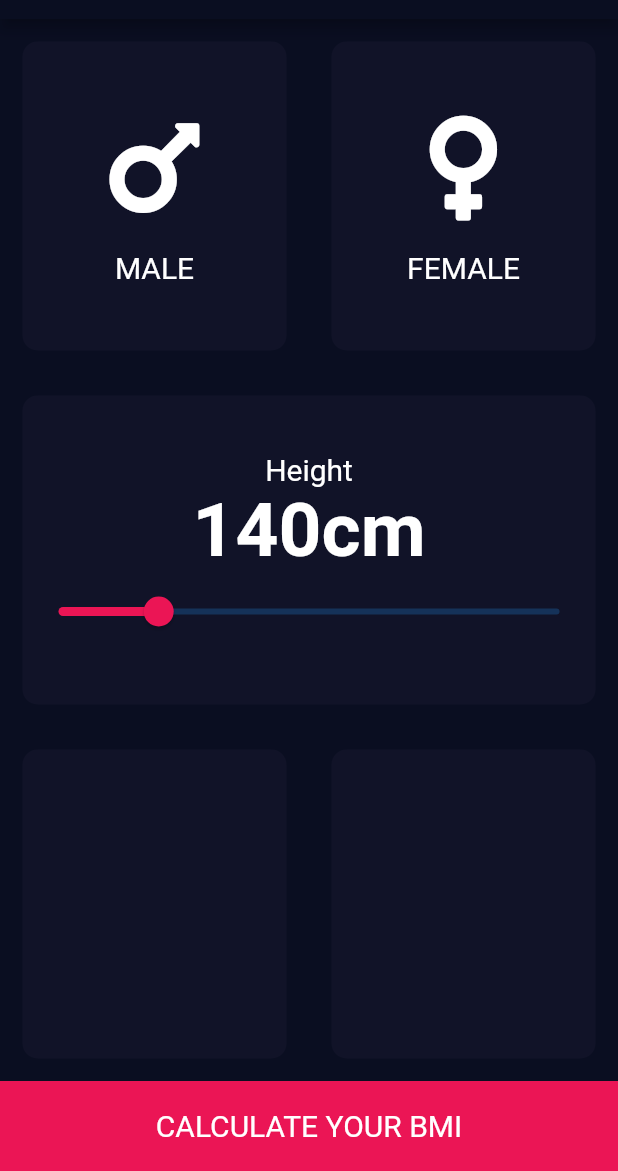
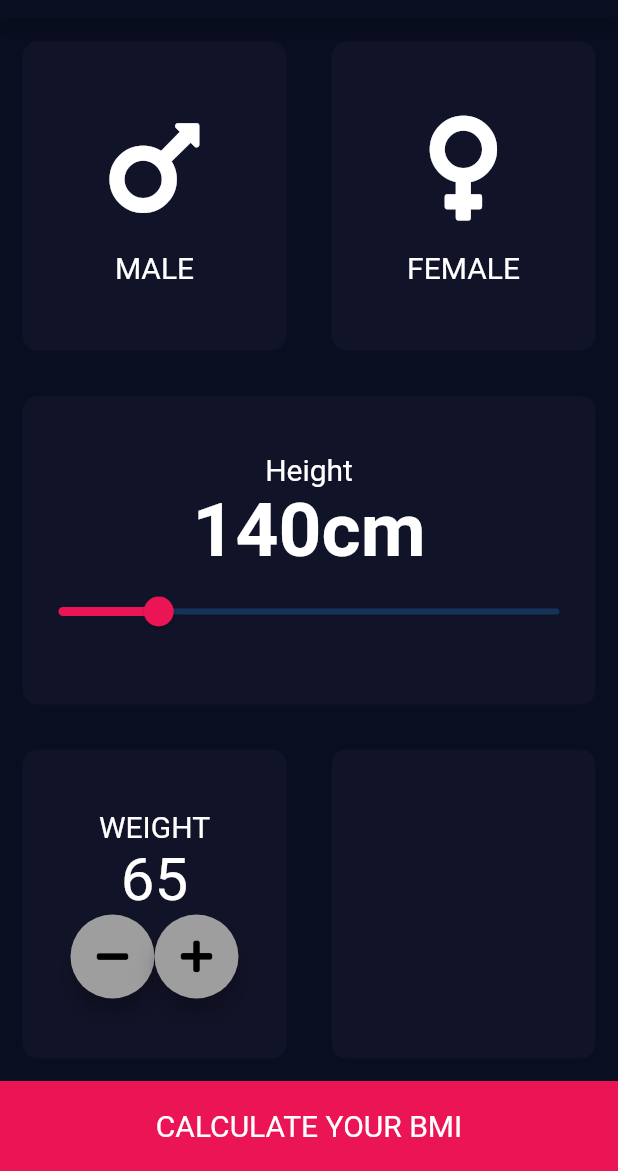
Before and after one commit to ayeshatahirme/bmi-calculator-flutter, a Flutter app: the screen it shows after launch, on a phone screen of 412 x 824 dp, the part 65-1236 px from its top. Run offline on Flutter 3.47's test engine with Material 2 defaults, Android fonts, the light colour scheme and no system bars; our stand-ins replace font_awesome_flutter.

Commit message:
Added weight widgit

```diff
--- a/bmi_calculator/lib/screens/inputScreens.dart
+++ b/bmi_calculator/lib/screens/inputScreens.dart
@@ -141,7 +141,52 @@ class _InputScreenState extends State<InputScreen> {
             child: Row(
               children: [
                 Expanded(
-                  child: ResuableCard(colour: inactiveCardColor)
+                  child: ResuableCard(colour: inactiveCardColor,
+                  cardChild: Column(
+                        mainAxisAlignment: MainAxisAlignment.center,
+                        children: [
+                          Text(
+                            'WEIGHT',
+                            style: TextStyle(
+                              fontSize: 20,
+                            )
+                          ),
+                          Text(
+                            '$weight',
+                            style: TextStyle(
+                              fontSize: 40,
+                            )
+                          ),
+                          Row(
+                            mainAxisAlignment: MainAxisAlignment.center,
+                            children: [
+                              FloatingActionButton(
+                                onPressed: (){
+                                  setState(() {
+                                    weight = weight - 1;
+                                  });
+                                },
+                                heroTag: null,
+                                child: Icon(FontAwesomeIcons.minus),
+                                backgroundColor: Colors.grey,
+                                ),
+                                FloatingActionButton(
+                                onPressed: (){
+                                  setState(() {
+                                    weight++;
+                                  });
+                                },
+                                heroTag: null,
+                                child: Icon(FontAwesomeIcons.plus),
+                                backgroundColor: Colors.grey,
+                                )
+                          ],
+                        )
+                      ],
+                      ),
+                      )
+
+
 
           ),
           Expanded(
@@ -173,8 +218,8 @@ class _InputScreenState extends State<InputScreen> {
     );
   }
 }
+/*
 
-/*
 child: Row(
                 mainAxisAlignment: MainAxisAlignment.center,
                 children: [
```
